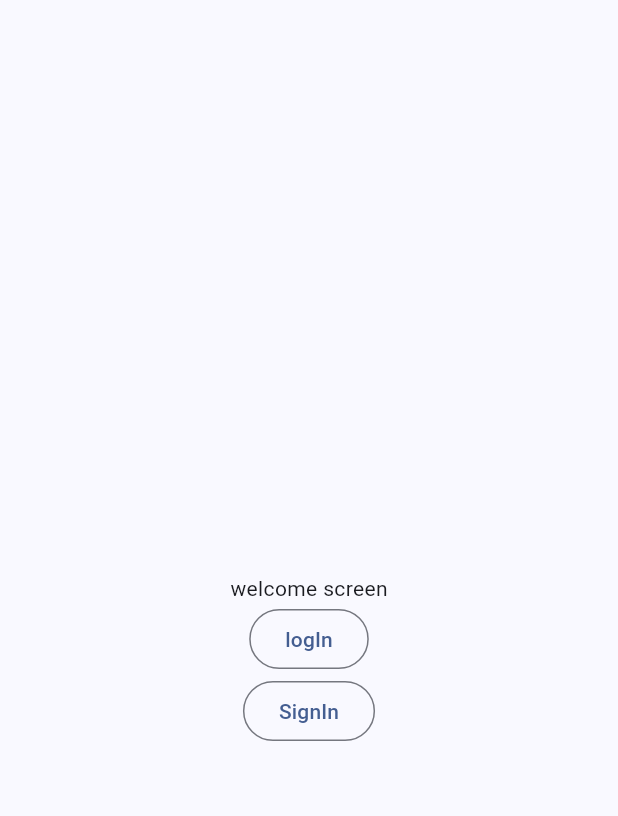
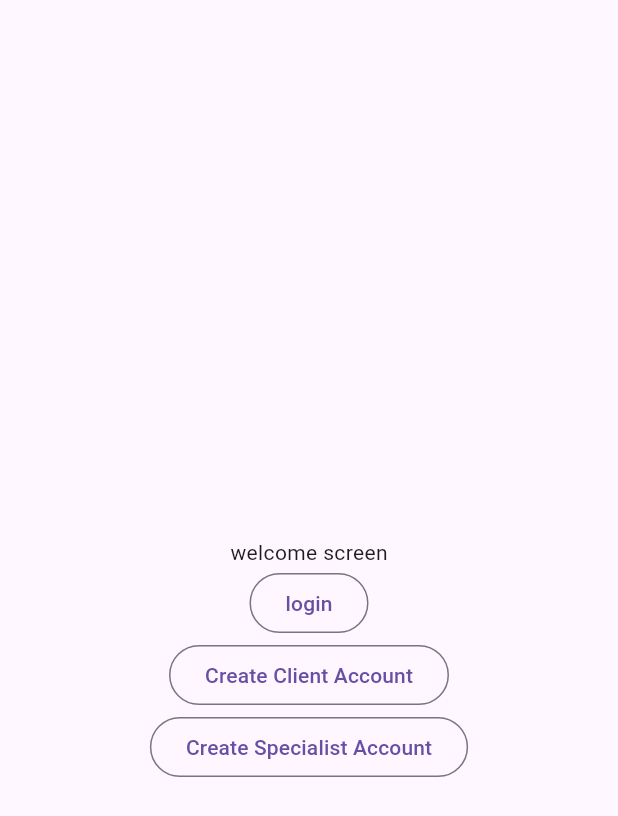
Before and after one commit to aminmouhamed/meneani, a Flutter app: the screen it shows after launch, on a phone screen of 412 x 824 dp. Shown: the top 816 px of the screen. Run offline on Flutter 3.47's test engine with Material 3 defaults, Android fonts, the phone set to English and light mode, and no system bars; our stand-ins replace dartz, equatable, flutter_bloc, flutter_screenutil, get_it, supabase_flutter; accounts and stored records are empty.

Commit message:
adding : 	- create_specialis_page 	- flutter localazitions 	- flutter screenutil

```diff
--- a/lib/core/routing/app_routes.dart
+++ b/lib/core/routing/app_routes.dart
@@ -1,5 +1,6 @@
 class AppRoutes {
   static const String welcome = "welcome";
   static const String logIn = "login";
-  static const String signin = "signin";
+  static const String createClientAccount = "create_client_account";
+  static const String createSpecialistAccount = "create_specialist_account";
 }
--- a/lib/core/routing/app_routing.dart
+++ b/lib/core/routing/app_routing.dart
@@ -2,7 +2,8 @@ import 'package:flutter/material.dart';
 import 'package:meneani/core/routing/app_routes.dart';
 import 'package:meneani/features/auth/login/ui/widgets/login_page.dart';
 import 'package:meneani/features/auth/signin/ui/bloc/create_account_bloc.dart';
-import 'package:meneani/features/auth/signin/ui/widgets/signin_page.dart';
+import 'package:meneani/features/auth/signin/ui/widgets/create_client_account_page.dart.dart';
+import 'package:meneani/features/auth/signin/ui/widgets/create_specialist_account_page.dart';
 import 'package:meneani/features/welcome/ui/welcome_page.dart';
 import 'package:meneani/core/di/di.dart' as di;
 import 'package:flutter_bloc/flutter_bloc.dart';
@@ -16,14 +17,20 @@ class AppRouting {
       case AppRoutes.logIn:
         return MaterialPageRoute(builder: (context) => LoginPage());
 
-      case AppRoutes.signin:
+      case AppRoutes.createClientAccount:
         return MaterialPageRoute(
           builder: (context) => BlocProvider(
             create: (context) => CreateAccountBloc(di.getIT()),
-            child: SigninPage(),
+            child: CreateClientAccountPage(),
           ),
         );
-
+      case AppRoutes.createSpecialistAccount:
+        return MaterialPageRoute(
+          builder: (context) => BlocProvider(
+            create: (context) => CreateAccountBloc(di.getIT()),
+            child: CreateSpecialistAccountPage(),
+          ),
+        );
       default:
         return MaterialPageRoute(builder: (context) => Container());
     }
--- /dev/null
+++ b/lib/core/theme/app_theme.dart
@@ -0,0 +1,6 @@
+import 'package:flutter/material.dart';
+
+ThemeData appTheme = ThemeData(
+  primaryColor: Colors.blue[400],
+  hintColor: Colors.black54,
+);
--- a/lib/features/auth/login/ui/widgets/login_page.dart
+++ b/lib/features/auth/login/ui/widgets/login_page.dart
@@ -7,7 +7,7 @@ class LoginPage extends StatelessWidget {
   Widget build(BuildContext context) {
     return Scaffold(
       appBar: AppBar(),
-      body: Container(child: Center(child: Text("Login screen"))),
+      body: SingleChildScrollView(child: Center(child: Text("Login screen"))),
     );
   }
 }
--- a/lib/features/auth/signin/ui/widgets/widgets/customdatepicker.dart
+++ b/lib/features/auth/signin/ui/widgets/widgets/customdatepicker.dart
@@ -26,9 +26,7 @@ class CustomDatePicker extends StatelessWidget {
         },
         decoration: InputDecoration(
           border: OutlineInputBorder(borderRadius: BorderRadius.circular(10)),
-          hint: Text(
-            "${initilaDate.day}/${initilaDate.month}/${initilaDate.year}",
-          ),
+          hint: Text("Dete of Birth"),
           prefixIcon: Icon(Icons.calendar_month_outlined),
         ),
       ),
--- a/lib/features/welcome/ui/welcome_page.dart
+++ b/lib/features/welcome/ui/welcome_page.dart
@@ -1,5 +1,6 @@
 import 'package:flutter/material.dart';
 import 'package:meneani/core/routing/app_routes.dart';
+import 'package:meneani/generated/l10n.dart';
 
 class WelcomePage extends StatelessWidget {
   const WelcomePage({super.key});
@@ -19,13 +20,23 @@ class WelcomePage extends StatelessWidget {
                 onPressed: () {
                   Navigator.of(context).pushNamed(AppRoutes.logIn);
                 },
-                child: Text("logIn"),
+                child: Text(S.current.login),
               ),
               OutlinedButton(
                 onPressed: () {
-                  Navigator.of(context).pushNamed(AppRoutes.signin);
+                  Navigator.of(
+                    context,
+                  ).pushNamed(AppRoutes.createClientAccount);
                 },
-                child: Text("SignIn"),
+                child: Text(S.current.create_client_account),
+              ),
+              OutlinedButton(
+                onPressed: () {
+                  Navigator.of(
+                    context,
+                  ).pushNamed(AppRoutes.createSpecialistAccount);
+                },
+                child: Text(S.current.create_specialist_account),
               ),
             ],
           ),
--- /dev/null
+++ b/lib/l10n/intl_ar.arb
@@ -0,0 +1,5 @@
+{
+    "login" : "تسجيل الدخول",
+    "create_client_account" : "Create Client Account",
+    "create_specialist_account" : "Create Specialist Account"
+}
--- /dev/null
+++ b/lib/l10n/intl_en.arb
@@ -0,0 +1,5 @@
+{
+    "login" : "login",
+    "create_client_account" : "Create Client Account",
+    "create_specialist_account" : "Create Specialist Account"
+}
--- a/lib/main.dart
+++ b/lib/main.dart
@@ -1,6 +1,10 @@
 import 'package:flutter/material.dart';
+import 'package:flutter_localizations/flutter_localizations.dart';
+import 'package:flutter_screenutil/flutter_screenutil.dart';
 import 'package:meneani/core/routing/app_routes.dart';
 import 'package:meneani/core/routing/app_routing.dart';
+import 'package:meneani/core/theme/app_theme.dart';
+import 'package:meneani/generated/l10n.dart';
 
 import 'package:supabase_flutter/supabase_flutter.dart';
 import 'package:meneani/core/di/di.dart' as di;
@@ -22,15 +26,29 @@ class MyApp extends StatelessWidget {
   // This widget is the root of your application.
   @override
   Widget build(BuildContext context) {
-    return MaterialApp(
-      title: 'Meneani',
-      onGenerateRoute: appRouting.onGenerateRoute,
-      initialRoute: AppRoutes.welcome,
-      debugShowCheckedModeBanner: false,
-      theme: ThemeData(
-        colorScheme: ColorScheme.fromSeed(seedColor: Colors.blueAccent),
-        useMaterial3: true,
-      ),
+    return ScreenUtilInit(
+      designSize: Size(1280, 2856),
+      builder: (context, child) {
+        return MaterialApp(
+          title: 'Meneani',
+          onGenerateRoute: appRouting.onGenerateRoute,
+          initialRoute: AppRoutes.welcome,
+          debugShowCheckedModeBanner: false,
+          localizationsDelegates: const [
+            S.delegate,
+            GlobalMaterialLocalizations.delegate,
+            GlobalWidgetsLocalizations.delegate,
+            GlobalCupertinoLocalizations.delegate,
+          ],
+          supportedLocales: S.delegate.supportedLocales,
+          locale: const Locale("en"),
+          theme: appTheme,
+          // ThemeData(
+          //   colorScheme: ColorScheme.fromSeed(seedColor: Colors.blueAccent),
+          //   useMaterial3: true,
+          // ),
+        );
+      },
     );
   }
 }
```
Also changed, not shown: lib/features/auth/signin/ui/widgets/create_client_account_page.dart.dart (added, +120 -0 lines), lib/features/auth/signin/ui/widgets/create_specialist_account_page.dart (added, +133 -0 lines), lib/features/auth/signin/ui/widgets/signin_page.dart (deleted, +0 -208 lines), lib/features/auth/signin/ui/widgets/widgets/textfield.dart (+14 -9 lines), pubspec.yaml (+12 -0 lines), lib/generated/intl/messages_all.dart (added), lib/generated/intl/messages_ar.dart (added), lib/generated/intl/messages_en.dart (added), lib/generated/l10n.dart (added), pubspec.lock.
